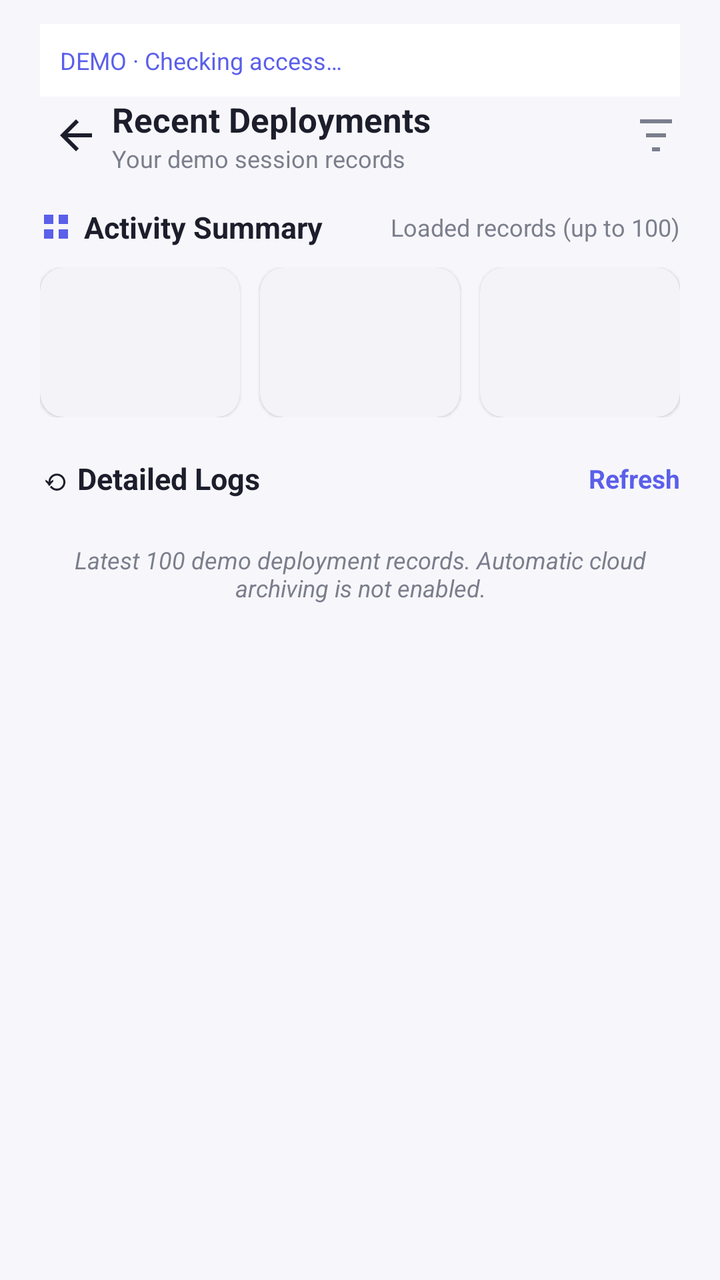
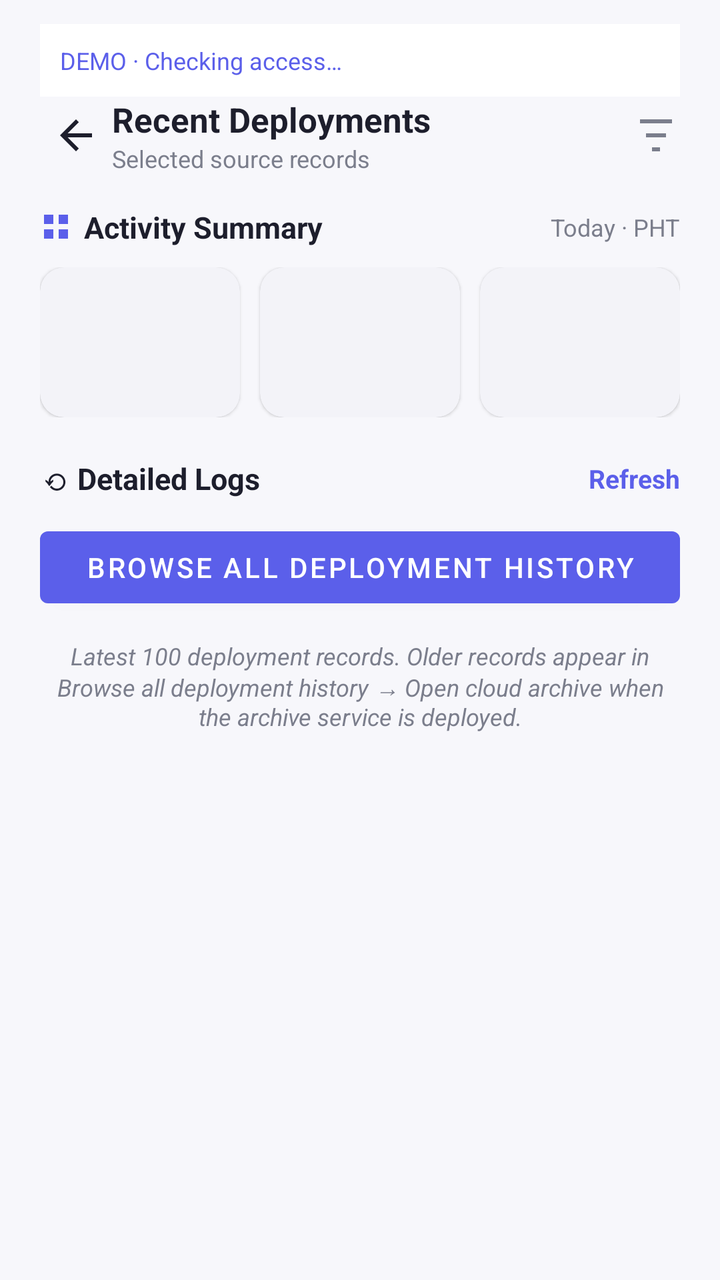

Compare the two renders of this Android layout. The source of the first and the diff that turns it into the second are given below.
<!-- AndroidManifest.xml: application theme Theme.FloodRescueNetMonitor -->
<!-- res/layout/activity_recent_deployments.xml -->
<?xml version='1.0' encoding='utf-8'?>
<LinearLayout xmlns:android="http://schemas.android.com/apk/res/android" android:layout_width="match_parent" android:layout_height="match_parent" android:orientation="vertical" android:background="@color/surface_light" android:paddingHorizontal="20dp" android:paddingVertical="12dp" android:fitsSystemWindows="true">
    <TextView android:id="@+id/tvConnectionStatus" android:layout_width="match_parent" android:layout_height="wrap_content" android:padding="10dp" android:text="DEMO · Checking access…" android:textColor="@color/indigo" android:textSize="12sp" android:background="@android:color/white" />
    <LinearLayout android:layout_width="match_parent" android:layout_height="wrap_content" android:orientation="horizontal" android:gravity="center_vertical">
        <LinearLayout android:layout_width="0dp" android:layout_height="wrap_content" android:layout_weight="1" android:orientation="horizontal" android:gravity="center_vertical">
            <ImageButton android:id="@+id/btnBack" android:layout_width="36dp" android:layout_height="36dp" android:src="@drawable/ic_arrow_back" android:background="?attr/selectableItemBackgroundBorderless" android:contentDescription="Back" />
            <LinearLayout android:layout_width="wrap_content" android:layout_height="wrap_content" android:orientation="vertical">
                <TextView android:layout_width="wrap_content" android:layout_height="wrap_content" android:text="Recent Deployments" android:textSize="17sp" android:textStyle="bold" android:textColor="@color/text_primary" />
                <TextView android:layout_width="wrap_content" android:layout_height="wrap_content" android:text="Your demo session records" android:textSize="12sp" android:textColor="@color/text_secondary" />
            </LinearLayout>
        </LinearLayout>
        <ImageView android:layout_width="24dp" android:layout_height="24dp" android:src="@drawable/ic_filter_list" android:contentDescription="Filter" />
    </LinearLayout>
    <LinearLayout android:layout_width="match_parent" android:layout_height="wrap_content" android:layout_marginTop="16dp" android:orientation="horizontal" android:gravity="center_vertical">
        <ImageView android:layout_width="16dp" android:layout_height="16dp" android:src="@drawable/ic_grid_view" android:contentDescription="@null" />
        <TextView android:layout_width="0dp" android:layout_height="wrap_content" android:layout_weight="1" android:layout_marginStart="6dp" android:text="Activity Summary" android:textStyle="bold" android:textSize="15sp" android:textColor="@color/text_primary" />
        <TextView android:layout_width="wrap_content" android:layout_height="wrap_content" android:text="Loaded records (up to 100)" android:textSize="12sp" android:textColor="@color/text_secondary" android:id="@+id/tvPeriod" />
    </LinearLayout>
    <LinearLayout android:layout_width="match_parent" android:layout_height="wrap_content" android:layout_marginTop="10dp" android:orientation="horizontal">
        <include layout="@layout/summary_card" android:id="@+id/summaryTotal" android:layout_width="0dp" android:layout_height="wrap_content" android:layout_weight="1" />
        <include layout="@layout/summary_card" android:id="@+id/summarySuccess" android:layout_width="0dp" android:layout_height="wrap_content" android:layout_weight="1" android:layout_marginStart="10dp" />
        <include layout="@layout/summary_card" android:id="@+id/summaryFailed" android:layout_width="0dp" android:layout_height="wrap_content" android:layout_weight="1" android:layout_marginStart="10dp" />
    </LinearLayout>
    <LinearLayout android:layout_width="match_parent" android:layout_height="wrap_content" android:layout_marginTop="20dp" android:orientation="horizontal" android:gravity="center_vertical">
        <TextView android:layout_width="0dp" android:layout_height="wrap_content" android:layout_weight="1" android:text="⟲ Detailed Logs" android:textStyle="bold" android:textSize="15sp" android:textColor="@color/text_primary" />
        <TextView android:layout_width="wrap_content" android:layout_height="wrap_content" android:text="Refresh" android:textSize="13sp" android:textStyle="bold" android:textColor="@color/indigo" android:id="@+id/tvRefresh" />
    </LinearLayout>
    <androidx.core.widget.NestedScrollView android:layout_width="match_parent" android:layout_height="0dp" android:layout_weight="1" android:layout_marginTop="10dp">
        <LinearLayout android:layout_width="match_parent" android:layout_height="wrap_content" android:orientation="vertical">
            <androidx.recyclerview.widget.RecyclerView android:id="@+id/rvDeployments" android:layout_width="match_parent" android:layout_height="wrap_content" android:nestedScrollingEnabled="false" />
            <TextView android:layout_width="match_parent" android:layout_height="wrap_content" android:layout_marginVertical="12dp" android:gravity="center" android:textStyle="italic" android:text="Latest 100 demo deployment records. Automatic cloud archiving is not enabled." android:textSize="12sp" android:textColor="@color/text_secondary" />
        </LinearLayout>
    </androidx.core.widget.NestedScrollView>
</LinearLayout>
<!-- res/layout/summary_card.xml (included above) -->
<?xml version="1.0" encoding="utf-8"?>
<com.google.android.material.card.MaterialCardView xmlns:android="http://schemas.android.com/apk/res/android"
    xmlns:app="http://schemas.android.com/apk/res-auto"
    android:layout_width="wrap_content"
    android:layout_height="wrap_content"
    app:cardCornerRadius="12dp"
    app:cardBackgroundColor="@color/ad_hoc_f3f3f8">

    <LinearLayout
        android:layout_width="match_parent"
        android:layout_height="wrap_content"
        android:orientation="vertical"
        android:gravity="center_horizontal"
        android:padding="14dp">

        <TextView
            android:id="@+id/tvLabel"
            android:layout_width="wrap_content"
            android:layout_height="wrap_content"
            android:textSize="10sp"
            android:textStyle="bold"
            android:textColor="@color/text_secondary" />

        <TextView
            android:id="@+id/tvValue"
            android:layout_width="wrap_content"
            android:layout_height="wrap_content"
            android:layout_marginTop="4dp"
            android:textSize="22sp"
            android:textStyle="bold"
            android:textColor="@color/text_primary" />
    </LinearLayout>
</com.google.android.material.card.MaterialCardView>
<!-- resources referenced by this layout -->
<resources>
  <color name="ad_hoc_f3f3f8">#F3F3F8</color>
  <color name="indigo">#5B5FEA</color>
  <color name="surface_light">#F7F7FB</color>
  <color name="text_primary">#1D1E2C</color>
  <color name="text_secondary">#7B7E8C</color>
  <!-- drawable ic_arrow_back (drawable) -->
  <vector xmlns:android="http://schemas.android.com/apk/res/android"
      android:width="24dp" android:height="24dp" android:viewportWidth="24" android:viewportHeight="24">
      <path android:fillColor="#FF1D1E2C" android:pathData="M20,11L7.83,11L13.42,5.41L12,4L4,12L12,20L13.41,18.59L7.83,13L20,13L20,11Z"/>
  </vector>
  <!-- drawable ic_filter_list (drawable) -->
  <vector xmlns:android="http://schemas.android.com/apk/res/android"
      android:width="24dp" android:height="24dp" android:viewportWidth="24" android:viewportHeight="24">
      <path android:fillColor="#FF7B7E8C" android:pathData="M4,4L20,4L20,6L4,6L4,4ZM7,11L17,11L17,13L7,13L7,11ZM10,18L14,18L14,20L10,20L10,18Z"/>
  </vector>
  <!-- drawable ic_grid_view (drawable) -->
  <vector xmlns:android="http://schemas.android.com/apk/res/android"
      android:width="24dp" android:height="24dp" android:viewportWidth="24" android:viewportHeight="24">
      <path android:fillColor="#FF5B5FEA" android:pathData="M3,3L10,3L10,10L3,10L3,3ZM14,3L21,3L21,10L14,10L14,3ZM3,14L10,14L10,21L3,21L3,14ZM14,14L21,14L21,21L14,21L14,14Z"/>
  </vector>
  <style name="Theme.FloodRescueNetMonitor" parent="Base.Theme.FloodRescueNetMonitor" />
  <style name="Base.Theme.FloodRescueNetMonitor" parent="Theme.MaterialComponents.DayNight.NoActionBar">
          <item name="colorPrimary">@color/indigo</item>
          <item name="colorPrimaryDark">@color/indigo_dark</item>
          <item name="colorSecondary">@color/pink_accent</item>
          <item name="colorAccent">@color/pink_accent</item>
          <item name="android:windowBackground">@color/surface_light</item>
          <item name="android:textColorPrimary">@color/text_primary</item>
      </style>
  <color name="indigo_dark">#4347C9</color>
  <color name="pink_accent">#E84C6B</color>
</resources>

<!-- the commit's change to res/layout/activity_recent_deployments.xml (unified diff, before → after) -->
@@ -6,7 +6,7 @@
             <ImageButton android:id="@+id/btnBack" android:layout_width="36dp" android:layout_height="36dp" android:src="@drawable/ic_arrow_back" android:background="?attr/selectableItemBackgroundBorderless" android:contentDescription="Back" />
             <LinearLayout android:layout_width="wrap_content" android:layout_height="wrap_content" android:orientation="vertical">
                 <TextView android:layout_width="wrap_content" android:layout_height="wrap_content" android:text="Recent Deployments" android:textSize="17sp" android:textStyle="bold" android:textColor="@color/text_primary" />
-                <TextView android:layout_width="wrap_content" android:layout_height="wrap_content" android:text="Your demo session records" android:textSize="12sp" android:textColor="@color/text_secondary" />
+                <TextView android:layout_width="wrap_content" android:layout_height="wrap_content" android:text="Selected source records" android:textSize="12sp" android:textColor="@color/text_secondary" />
             </LinearLayout>
         </LinearLayout>
         <ImageView android:layout_width="24dp" android:layout_height="24dp" android:src="@drawable/ic_filter_list" android:contentDescription="Filter" />
@@ -14,7 +14,7 @@
     <LinearLayout android:layout_width="match_parent" android:layout_height="wrap_content" android:layout_marginTop="16dp" android:orientation="horizontal" android:gravity="center_vertical">
         <ImageView android:layout_width="16dp" android:layout_height="16dp" android:src="@drawable/ic_grid_view" android:contentDescription="@null" />
         <TextView android:layout_width="0dp" android:layout_height="wrap_content" android:layout_weight="1" android:layout_marginStart="6dp" android:text="Activity Summary" android:textStyle="bold" android:textSize="15sp" android:textColor="@color/text_primary" />
-        <TextView android:layout_width="wrap_content" android:layout_height="wrap_content" android:text="Loaded records (up to 100)" android:textSize="12sp" android:textColor="@color/text_secondary" android:id="@+id/tvPeriod" />
+        <TextView android:layout_width="wrap_content" android:layout_height="wrap_content" android:text="Today · PHT" android:textSize="12sp" android:textColor="@color/text_secondary" android:id="@+id/tvPeriod" />
     </LinearLayout>
     <LinearLayout android:layout_width="match_parent" android:layout_height="wrap_content" android:layout_marginTop="10dp" android:orientation="horizontal">
         <include layout="@layout/summary_card" android:id="@+id/summaryTotal" android:layout_width="0dp" android:layout_height="wrap_content" android:layout_weight="1" />
@@ -27,8 +27,9 @@
     </LinearLayout>
     <androidx.core.widget.NestedScrollView android:layout_width="match_parent" android:layout_height="0dp" android:layout_weight="1" android:layout_marginTop="10dp">
         <LinearLayout android:layout_width="match_parent" android:layout_height="wrap_content" android:orientation="vertical">
+            <Button android:id="@+id/btnFullDeploymentHistory" android:layout_width="match_parent" android:layout_height="wrap_content" android:minHeight="48dp" android:text="Browse all deployment history" />
             <androidx.recyclerview.widget.RecyclerView android:id="@+id/rvDeployments" android:layout_width="match_parent" android:layout_height="wrap_content" android:nestedScrollingEnabled="false" />
-            <TextView android:layout_width="match_parent" android:layout_height="wrap_content" android:layout_marginVertical="12dp" android:gravity="center" android:textStyle="italic" android:text="Latest 100 demo deployment records. Automatic cloud archiving is not enabled." android:textSize="12sp" android:textColor="@color/text_secondary" />
+            <TextView android:layout_width="match_parent" android:layout_height="wrap_content" android:layout_marginVertical="12dp" android:gravity="center" android:textStyle="italic" android:text="Latest 100 deployment records. Older records appear in Browse all deployment history → Open cloud archive when the archive service is deployed." android:textSize="12sp" android:textColor="@color/text_secondary" />
         </LinearLayout>
     </androidx.core.widget.NestedScrollView>
 </LinearLayout>
